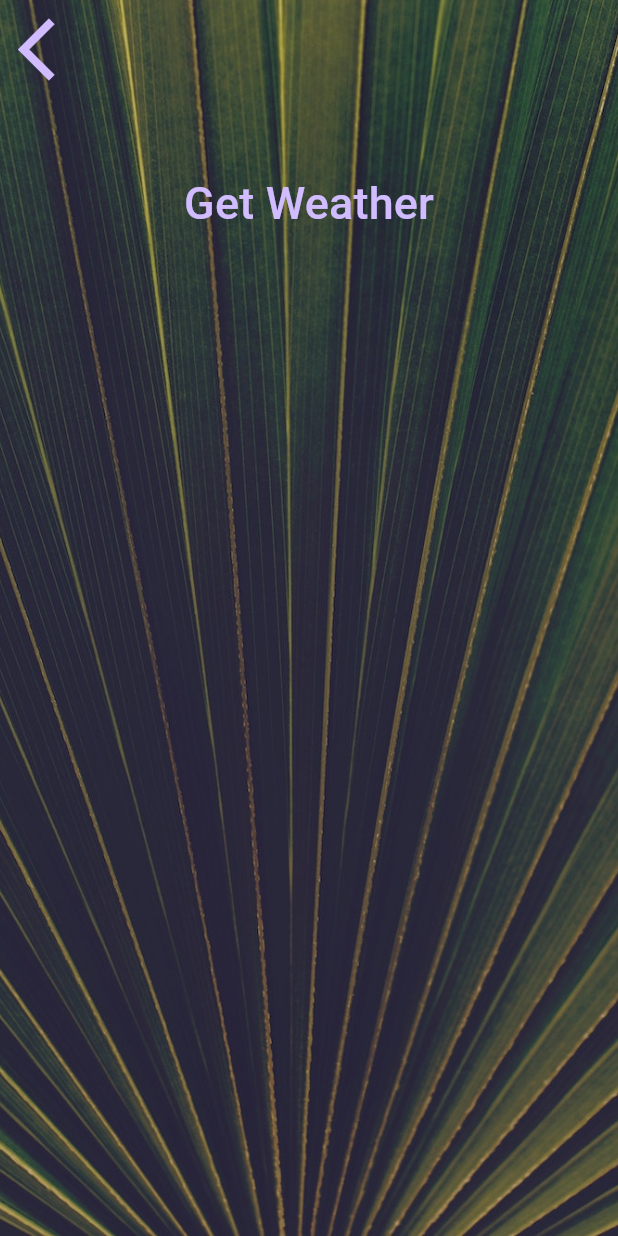
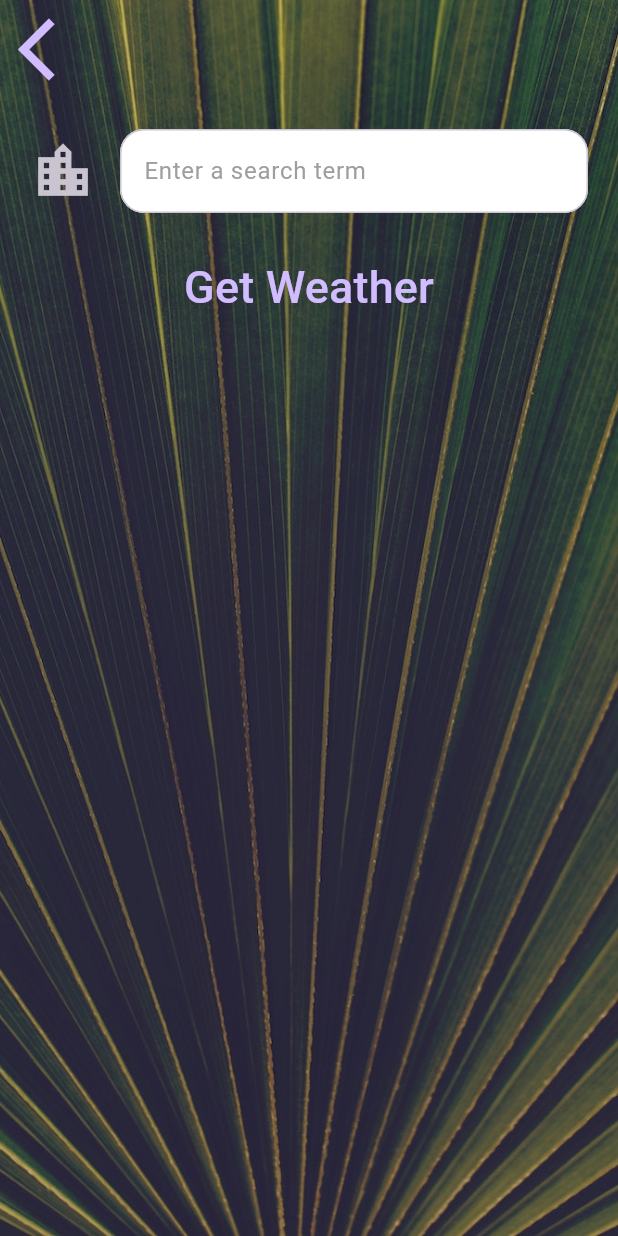
Before and after one commit to saver999/weather_app, a Flutter app: the CityScreen screen opened directly, on a phone screen of 412 x 824 dp. Run offline on Flutter 3.47's test engine with Material 3 defaults, Android fonts, the phone set to English and light mode, and no system bars; our stand-ins replace flutter_spinkit, geolocator; Roboto replaces fonts that are missing (Spartan MB).

Commit message:
Update city_screen.dart

```diff
--- a/lib/screens/city_screen.dart
+++ b/lib/screens/city_screen.dart
@@ -7,6 +7,7 @@ class CityScreen extends StatefulWidget {
 }
 
 class _CityScreenState extends State<CityScreen> {
+  late String cityName;
   @override
   Widget build(BuildContext context) {
     return Scaffold(
@@ -24,7 +25,9 @@ class _CityScreenState extends State<CityScreen> {
               Align(
                 alignment: Alignment.topLeft,
                 child: TextButton(
-                  onPressed: () {},
+                  onPressed: () {
+                    Navigator.pop(context);
+                  },
                   child: Icon(
                     Icons.arrow_back_ios,
                     size: 50.0,
@@ -33,10 +36,30 @@ class _CityScreenState extends State<CityScreen> {
               ),
               Container(
                 padding: EdgeInsets.all(20.0),
-                child: null,
+                child: TextField(
+                  style: TextStyle(color: Colors.black),
+                  decoration: InputDecoration(
+                    icon: Icon(
+                      Icons.location_city,
+                      size: 44,
+                    ),
+                    border: OutlineInputBorder(
+                      borderRadius: BorderRadius.circular(16),
+                    ),
+                    hintText: 'Enter a search term',
+                    hintStyle: TextStyle(color: Colors.grey),
+                    fillColor: Colors.white,
+                    filled: true,
+                  ),
+                  onChanged: (value){
+                    cityName = value;
+                  },
+                ),
               ),
               TextButton(
-                onPressed: () {},
+                onPressed: () {
+                  Navigator.pop(context, cityName);
+                },
                 child: Text(
                   'Get Weather',
                   style: kButtonTextStyle,
```
Also changed, not shown: lib/screens/loading_screen.dart (+3 -7 lines), lib/screens/location_screen.dart (+29 -11 lines), lib/services/weather.dart (+20 -0 lines).
